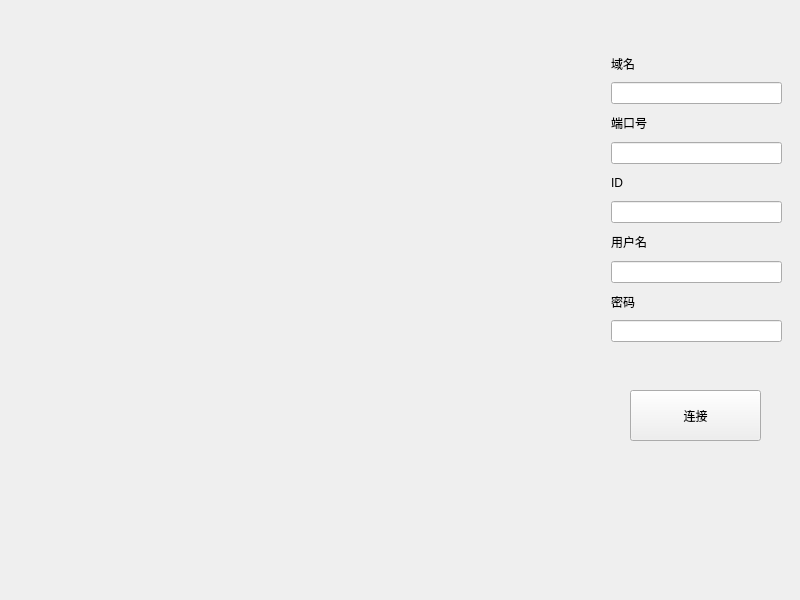
This is src/QT/main/widget.ui in Yi-Yin-Ying/SmartHomeHub as Qt 5 draws it before an edit. The edited form follows.
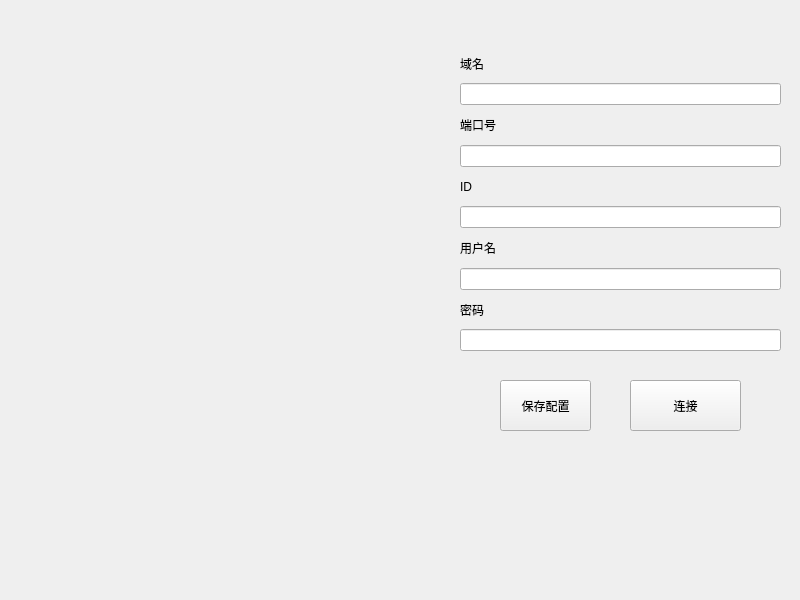
This is the edited form.

The edit to the form file:
```diff
--- a/src/QT/main/widget.ui
+++ b/src/QT/main/widget.ui
@@ -17,8 +17,8 @@
    <property name="geometry">
     <rect>
      <x>630</x>
-     <y>390</y>
-     <width>131</width>
+     <y>380</y>
+     <width>111</width>
      <height>51</height>
     </rect>
    </property>
@@ -29,65 +29,78 @@
   <widget class="QWidget" name="layoutWidget">
    <property name="geometry">
     <rect>
-     <x>611</x>
-     <y>51</y>
-     <width>171</width>
-     <height>291</height>
+     <x>460</x>
+     <y>50</y>
+     <width>321</width>
+     <height>301</height>
     </rect>
    </property>
-   <layout class="QVBoxLayout" name="verticalLayout">
-    <item>
+   <layout class="QGridLayout" name="gridLayout">
+    <item row="0" column="0">
      <widget class="QLabel" name="label">
       <property name="text">
        <string>域名</string>
       </property>
      </widget>
     </item>
-    <item>
+    <item row="1" column="0">
      <widget class="QLineEdit" name="hostnamelineEdit"/>
     </item>
-    <item>
+    <item row="2" column="0">
      <widget class="QLabel" name="label_2">
       <property name="text">
        <string>端口号</string>
       </property>
      </widget>
     </item>
-    <item>
+    <item row="3" column="0">
      <widget class="QLineEdit" name="portlineEdit"/>
     </item>
-    <item>
+    <item row="4" column="0">
      <widget class="QLabel" name="label_3">
       <property name="text">
        <string>ID</string>
       </property>
      </widget>
     </item>
-    <item>
+    <item row="5" column="0">
      <widget class="QLineEdit" name="IDlineEdit"/>
     </item>
-    <item>
+    <item row="6" column="0">
      <widget class="QLabel" name="label_4">
       <property name="text">
        <string>用户名</string>
       </property>
      </widget>
     </item>
-    <item>
+    <item row="7" column="0">
      <widget class="QLineEdit" name="usernamelineEdit"/>
     </item>
-    <item>
+    <item row="8" column="0">
      <widget class="QLabel" name="label_5">
       <property name="text">
        <string>密码</string>
       </property>
      </widget>
     </item>
-    <item>
+    <item row="9" column="0">
      <widget class="QLineEdit" name="passwordlineEdit"/>
     </item>
    </layout>
   </widget>
+  <widget class="QPushButton" name="saveButton">
+   <property name="geometry">
+    <rect>
+     <x>500</x>
+     <y>380</y>
+     <width>91</width>
+     <height>51</height>
+    </rect>
+   </property>
+   <property name="text">
+    <string>保存配置</string>
+   </property>
+  </widget>
  </widget>
  <resources/>
  <connections/>
```
Left out of the diff: 39 changed lines with no effect on the pictures.
